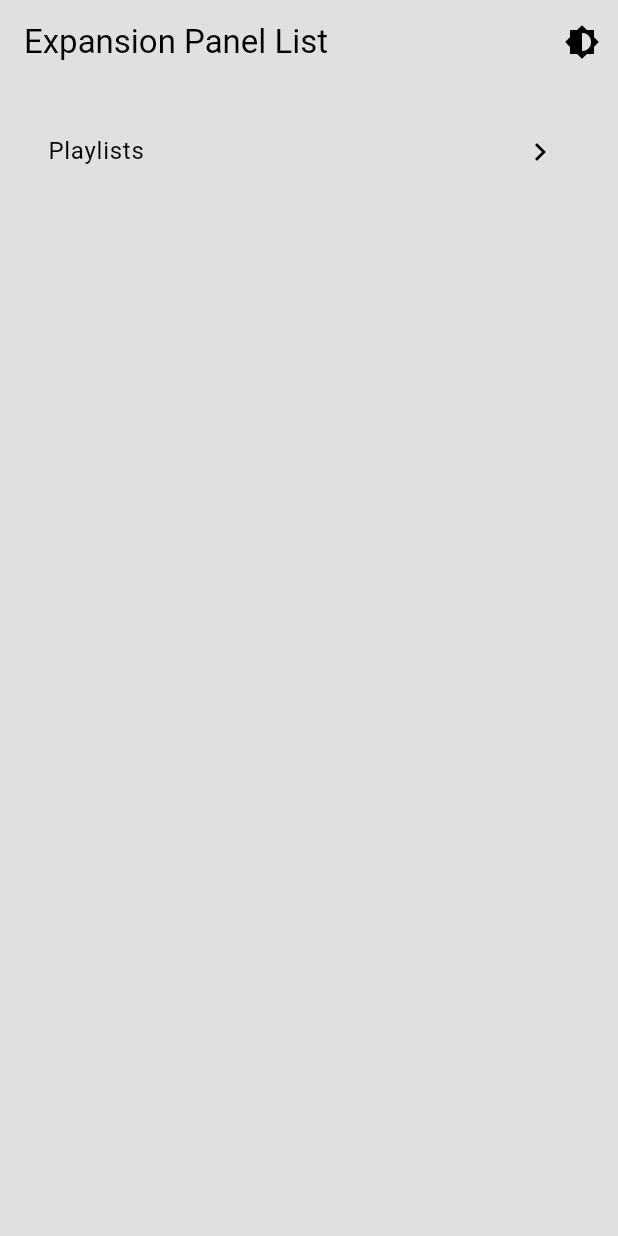
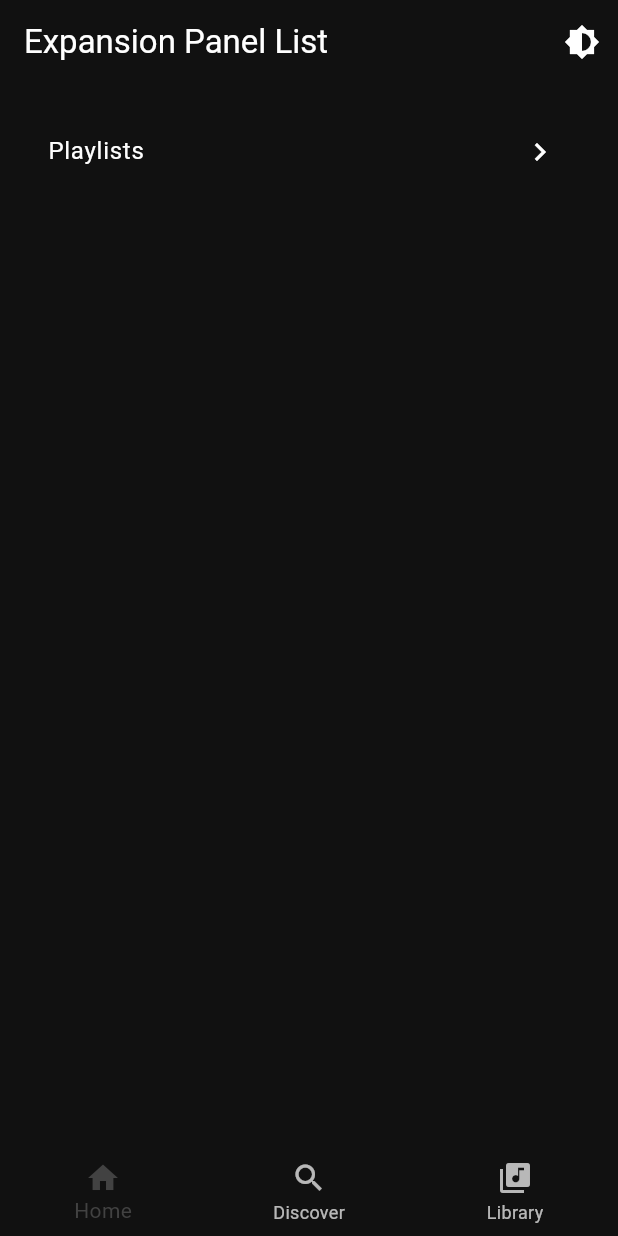
Before and after one commit to Monotone-music/monotone-mobile, a Flutter app: the screen it shows after launch, on a phone screen of 412 x 824 dp. Run offline on Flutter 3.47's test engine with Material 3 defaults, Android fonts, the phone set to English and light mode, and no system bars; our stand-ins replace audio_video_progress_bar, flutter_svg, just_audio.

Commit message:
home page: add tabs

```diff
--- /dev/null
+++ b/lib/components/tabs/bottom_tab_navi.dart
@@ -0,0 +1,42 @@
+import 'package:flutter/material.dart';
+import 'package:monotone_flutter/pages/discover.dart';
+import 'package:monotone_flutter/pages/home.dart';
+import 'package:monotone_flutter/pages/library.dart';
+
+class BottomTabNavigator extends StatefulWidget {
+  @override
+  _BottomTabNavigatorState createState() => _BottomTabNavigatorState();
+}
+
+class _BottomTabNavigatorState extends State<BottomTabNavigator> {
+  int _currentIndex = 0;
+
+  final List<Widget> _tabs = [
+    // Add your tab screens here
+    HomeScreen(),
+    DiscoverPage(),
+    LibraryPage(),
+  ];
+
+  @override
+  Widget build(BuildContext context) {
+    return Scaffold(
+      body: _tabs[_currentIndex],
+      bottomNavigationBar: BottomNavigationBar(
+        currentIndex: _currentIndex,
+        onTap: (index) {
+          setState(() {
+            _currentIndex = index;
+          });
+        },
+        items: const [
+          // Add your bottom navigation items here
+          BottomNavigationBarItem(icon: Icon(Icons.home), label: 'Home'),
+          BottomNavigationBarItem(icon: Icon(Icons.search), label: 'Discover'),
+          BottomNavigationBarItem(
+              icon: Icon(Icons.library_music), label: 'Library'),
+        ],
+      ),
+    );
+  }
+}
--- a/lib/main.dart
+++ b/lib/main.dart
@@ -1,4 +1,5 @@
 import 'package:flutter/material.dart';
+import 'package:monotone_flutter/components/tabs/bottom_tab_navi.dart';
 import 'package:monotone_flutter/themes/theme_provider.dart';
 import 'package:provider/provider.dart';
 import 'pages/home.dart';
@@ -19,7 +20,7 @@ class MyApp extends StatelessWidget {
     return MaterialApp(
       title: 'Flutter test',
       debugShowCheckedModeBanner: false,
-      home: const HomeScreen(),
+      home: BottomTabNavigator(),
       theme: Provider.of<ThemeProvider>(context).themeData,
     );
   }
--- a/lib/themes/dark_mode.dart
+++ b/lib/themes/dark_mode.dart
@@ -2,8 +2,8 @@ import 'package:flutter/material.dart';
 
 ThemeData darkMode = ThemeData(
     colorScheme: ColorScheme.dark(
-  surface: Colors.grey.shade900,
-  primary: Colors.grey.shade600,
+  surface: const Color(0xFF111111),
+  primary: const Color.fromARGB(255, 255, 255, 255),
   secondary: Colors.grey.shade800,
   inversePrimary: Colors.grey.shade300,
 ));
--- a/lib/themes/light_mode.dart
+++ b/lib/themes/light_mode.dart
@@ -2,8 +2,8 @@ import 'package:flutter/material.dart';
 
 ThemeData lightMode = ThemeData(
     colorScheme: ColorScheme.light(
-  surface: Colors.grey.shade300,
-  primary: Colors.grey.shade500,
+  surface: const Color(0xFFF0F0F0),
+  primary: const Color.fromARGB(255, 0, 0, 0),
   secondary: Colors.grey.shade200,
   inversePrimary: Colors.grey.shade900,
 ));
--- a/lib/themes/theme_provider.dart
+++ b/lib/themes/theme_provider.dart
@@ -4,7 +4,7 @@ import 'package:monotone_flutter/themes/light_mode.dart';
 
 class ThemeProvider extends ChangeNotifier {
   //init theme light mode
-  ThemeData _themeData = lightMode;
+  ThemeData _themeData = darkMode;
 
   //get theme
   ThemeData get themeData => _themeData;
--- a/pubspec.yaml
+++ b/pubspec.yaml
@@ -69,6 +69,7 @@ flutter:
 
   assets:
     - assets/image/heart_icon.svg
+    - assets/image/home_filter.svg
 
   # An image asset can refer to one or more resolution-specific "variants", see
   # https://flutter.dev/to/resolution-aware-images
```
Also changed, not shown: lib/components/playlist_mini.dart (added, +20 -0 lines), lib/pages/discover.dart (added, +15 -0 lines), lib/pages/library.dart (added, +120 -0 lines), assets/image/home_filter.svg (added).
